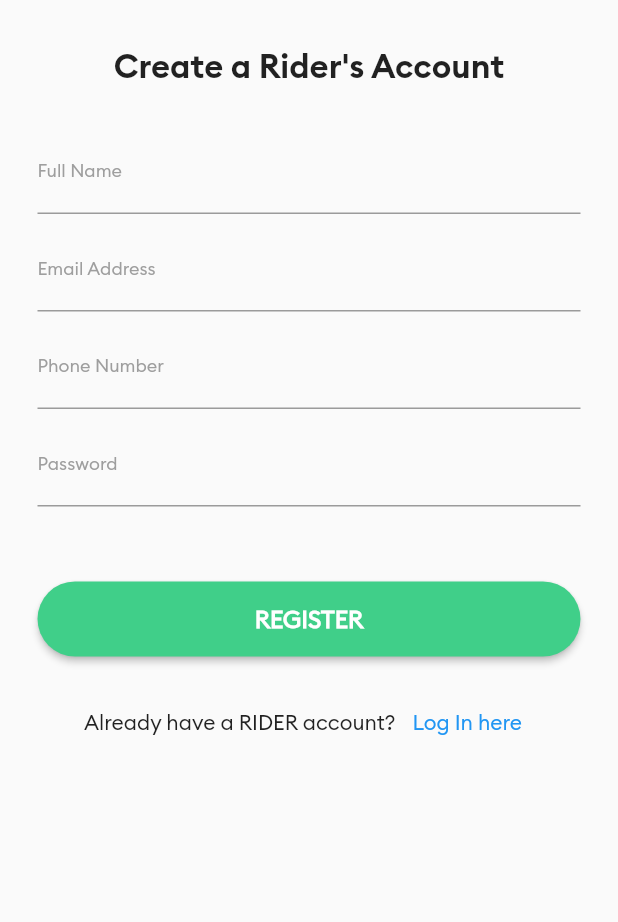
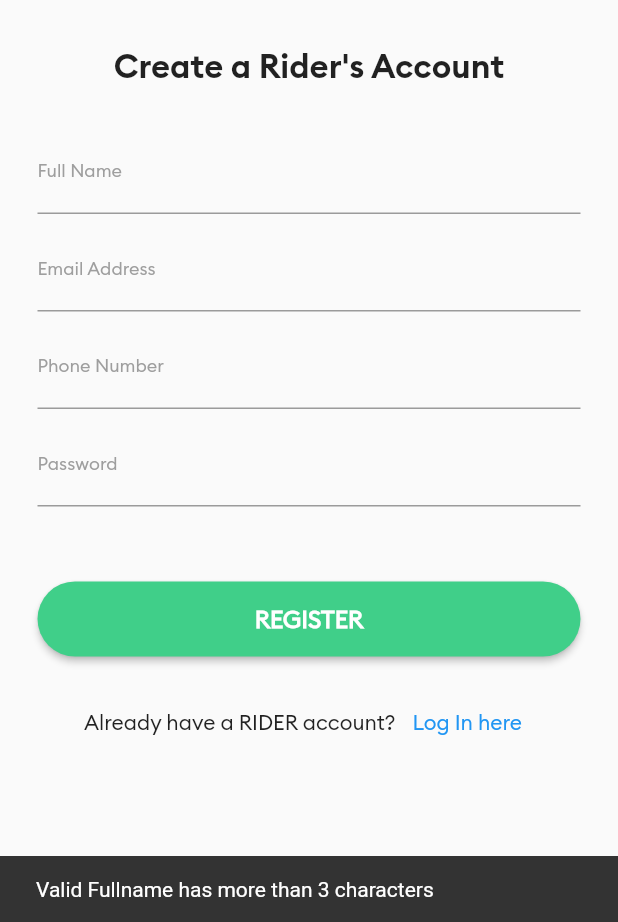
Before and after one commit to kahtooei/cab_rider, a Flutter app: the RegisterScreen screen opened by its route, after a tap on "REGISTER", on a phone screen of 412 x 824 dp, the part 314-1236 px from its top. Run offline on Flutter 3.47's test engine with Material 2 defaults, Android fonts, the phone set to English and light mode, and no system bars; our stand-ins replace connectivity_plus, firebase_auth, firebase_core, firebase_database; accounts and stored records are empty.

Commit message:
register new use and store in firebase

```diff
--- a/lib/UI/Screens/register/register_screen.dart
+++ b/lib/UI/Screens/register/register_screen.dart
@@ -1,12 +1,23 @@
 import 'package:cab_rider/core/utils/colors.dart';
 import 'package:cab_rider/core/utils/page_routes.dart';
+import 'package:connectivity_plus/connectivity_plus.dart';
+import 'package:firebase_auth/firebase_auth.dart';
+import 'package:firebase_database/firebase_database.dart';
 import 'package:flutter/material.dart';
 
 class RegisterScreen extends StatelessWidget {
-  const RegisterScreen({super.key});
+  RegisterScreen({super.key});
+
+  final _txtFullnameControlle = TextEditingController();
+  final _txtEmailControlle = TextEditingController();
+  final _txtPasswordControlle = TextEditingController();
+  final _txtPhoneControlle = TextEditingController();
+
+  late BuildContext _context;
 
   @override
   Widget build(BuildContext context) {
+    _context = context;
     return Scaffold(
       body: SingleChildScrollView(
         child: Container(
@@ -35,52 +46,56 @@ class RegisterScreen extends StatelessWidget {
                   padding: const EdgeInsets.only(left: 15, right: 15, top: 30),
                   child: Column(
                     children: [
-                      const TextField(
+                      TextField(
                         keyboardType: TextInputType.text,
-                        decoration: InputDecoration(
+                        controller: _txtFullnameControlle,
+                        decoration: const InputDecoration(
                           label: Text("Full Name"),
                           labelStyle:
                               TextStyle(color: Colors.grey, fontSize: 12),
                         ),
-                        style: TextStyle(fontSize: 14),
+                        style: const TextStyle(fontSize: 14),
                       ),
                       const SizedBox(
                         height: 10,
                       ),
-                      const TextField(
+                      TextField(
+                        controller: _txtEmailControlle,
                         keyboardType: TextInputType.emailAddress,
-                        decoration: InputDecoration(
+                        decoration: const InputDecoration(
                           label: Text("Email Address"),
                           labelStyle:
                               TextStyle(color: Colors.grey, fontSize: 12),
                         ),
-                        style: TextStyle(fontSize: 14),
+                        style: const TextStyle(fontSize: 14),
                       ),
                       const SizedBox(
                         height: 10,
                       ),
-                      const TextField(
+                      TextField(
+                        controller: _txtPhoneControlle,
                         keyboardType: TextInputType.phone,
-                        decoration: InputDecoration(
+                        decoration: const InputDecoration(
                           label: Text("Phone Number"),
                           labelStyle:
                               TextStyle(color: Colors.grey, fontSize: 12),
                         ),
-                        style: TextStyle(fontSize: 14),
+                        style: const TextStyle(fontSize: 14),
                       ),
                       const SizedBox(
                         height: 10,
                       ),
-                      const TextField(
+                      TextField(
+                        controller: _txtPasswordControlle,
                         keyboardType: TextInputType.visiblePassword,
                         obscuringCharacter: "*",
                         obscureText: true,
-                        decoration: InputDecoration(
+                        decoration: const InputDecoration(
                           label: Text("Password"),
                           labelStyle:
                               TextStyle(color: Colors.grey, fontSize: 12),
                         ),
-                        style: TextStyle(fontSize: 14),
+                        style: const TextStyle(fontSize: 14),
                       ),
                       const SizedBox(
                         height: 50,
@@ -89,7 +104,9 @@ class RegisterScreen extends StatelessWidget {
                         height: 50,
                         width: MediaQuery.of(context).size.width,
                         child: ElevatedButton(
-                            onPressed: () {},
+                            onPressed: () {
+                              doRegister();
+                            },
                             style: ElevatedButton.styleFrom(
                                 backgroundColor: MyColors.colorGreen,
                                 foregroundColor: Colors.white,
@@ -129,4 +146,79 @@ class RegisterScreen extends StatelessWidget {
       ),
     );
   }
+
+  void doRegister() async {
+    if (checkFields()) {
+      try {
+        if (!await checkConnectivity()) {
+          showSnackBar("No Internet Connection");
+          return;
+        }
+        final credential =
+            await FirebaseAuth.instance.createUserWithEmailAndPassword(
+          email: _txtEmailControlle.text,
+          password: _txtPasswordControlle.text,
+        );
+        if (credential.user != null) {
+          DatabaseReference ref =
+              FirebaseDatabase.instance.ref("user/${credential.user!.uid}");
+          await ref.set({
+            "fullName": _txtFullnameControlle.text,
+            "email": _txtEmailControlle.text,
+            "phone": _txtPhoneControlle.text,
+          });
+          // ignore: use_build_context_synchronously
+          Navigator.pushNamedAndRemoveUntil(
+              _context, PagesRouteData.mainPage, (route) => false);
+        }
+      } on FirebaseAuthException catch (e) {
+        if (e.code == 'weak-password') {
+          showSnackBar('The password provided is too weak.');
+        } else if (e.code == 'email-already-in-use') {
+          showSnackBar('The account already exists for that email.');
+        }
+      } catch (e) {
+        showSnackBar('Error...');
+        debugPrint(e.toString());
+      }
+    }
+  }
+
+  Future<bool> checkConnectivity() async {
+    var connectivityResult = await (Connectivity().checkConnectivity());
+    if (connectivityResult == ConnectivityResult.mobile ||
+        connectivityResult == ConnectivityResult.wifi) {
+      print("Connection : ${ConnectivityResult.mobile}");
+      return true;
+    }
+    return false;
+  }
+
+  bool checkFields() {
+    if (_txtFullnameControlle.text.length < 4) {
+      showSnackBar("Valid Fullname has more than 3 characters");
+      return false;
+    }
+    if (_txtEmailControlle.text.length < 6 ||
+        !_txtEmailControlle.text.contains("@")) {
+      showSnackBar("Invalid Email Address");
+      return false;
+    }
+    if (_txtPhoneControlle.text.length < 11) {
+      showSnackBar("Invalid Phone Number");
+      return false;
+    }
+    if (_txtPasswordControlle.text.length < 8) {
+      showSnackBar("Valid Password has more than 8 characters");
+      return false;
+    }
+    return true;
+  }
+
+  showSnackBar(String txt) {
+    var snackBar = SnackBar(
+      content: Text(txt),
+    );
+    ScaffoldMessenger.of(_context).showSnackBar(snackBar);
+  }
 }
--- a/lib/main.dart
+++ b/lib/main.dart
@@ -29,7 +29,7 @@ class MyApp extends StatelessWidget {
       initialRoute: PagesRouteData.loginPage,
       routes: {
         PagesRouteData.loginPage: (context) => const LoginScreen(),
-        PagesRouteData.registerPage: (context) => const RegisterScreen(),
+        PagesRouteData.registerPage: (context) => RegisterScreen(),
         PagesRouteData.mainPage: (context) => const MainScreen(),
       },
     );
--- a/pubspec.yaml
+++ b/pubspec.yaml
@@ -37,6 +37,7 @@ dependencies:
   firebase_core: ^2.4.1
   firebase_auth: ^4.2.5
   firebase_database: ^10.0.9
+  connectivity_plus: ^3.0.2
 
 dev_dependencies:
   flutter_test:
```
Also changed, not shown: pubspec.lock, 3 other files.
